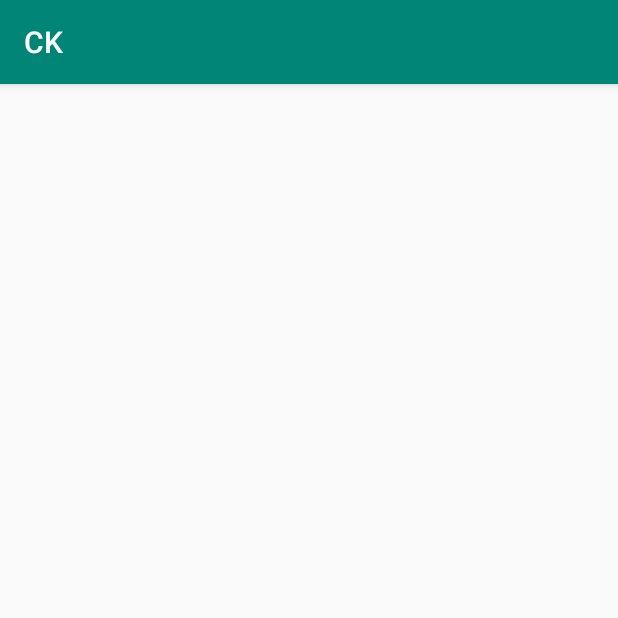
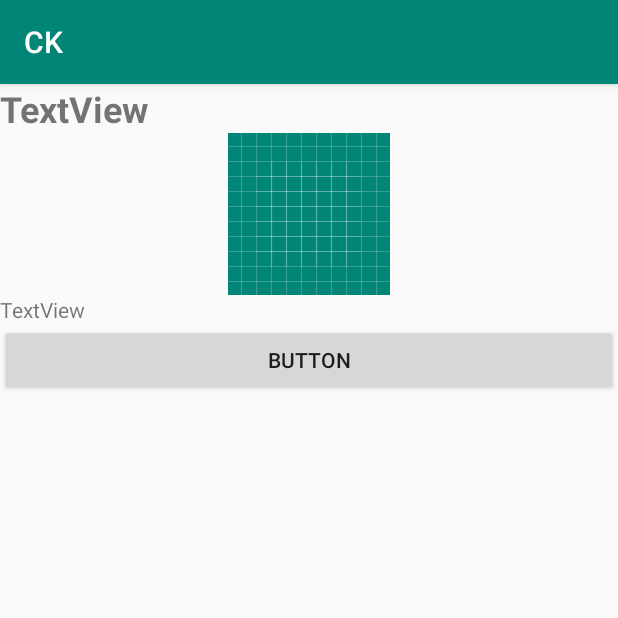
Before and after one commit to jenneyle/CK, an Android app: the Dashboard screen opened directly, with no data from a screen before it, on a phone screen of 412 x 824 dp, the top half of it. Run offline under Robolectric (Android 15) with nearby library versions, the phone set to English and light mode, and no system bars.

Commit message:
dashboard random button

```diff
--- a/app/src/main/java/com/example/ck/Dashboard.java
+++ b/app/src/main/java/com/example/ck/Dashboard.java
@@ -3,12 +3,58 @@ package com.example.ck;
 import androidx.appcompat.app.AppCompatActivity;
 
 import android.os.Bundle;
+import android.view.View;
+import android.widget.Button;
+import android.widget.ImageView;
+import android.widget.TextView;
+
+import java.util.Arrays;
+import java.util.Collections;
 
 public class Dashboard extends AppCompatActivity {
+    private TextView d_countryname;
+    private TextView d_countryfact;
+    private ImageView d_countryimage;
+    private Button factsBtn;
 
     @Override
     protected void onCreate(Bundle savedInstanceState) {
         super.onCreate(savedInstanceState);
         setContentView(R.layout.activity_dashboard);
+
+        //TODO: slider for random fact
+        d_countryname = findViewById(R.id.dash_country_name);
+        d_countryimage = findViewById(R.id.dash_country_image);
+        d_countryfact = findViewById(R.id.dash_country_fact);
+        factsBtn = findViewById(R.id.factsBtn);
+
+        //Button to generate random fact
+        factsBtn.setOnClickListener(new View.OnClickListener() {
+            @Override
+            public void onClick(View v) {
+                showRandomFact();
+            }
+        });
+
     }
+
+    public void showRandomFact(){
+        shuffleFacts();
+        d_countryname.setText(factArray[0].getDash_country_name());
+        d_countryfact.setText(factArray[0].getDash_country_fact());
+    }
+
+    Facts f01 = new Facts("Freeya", 1, "is cool");
+    Facts f02 = new Facts("Korea", 2, "is fun");
+    Facts f03 = new Facts("ko", 3, "is ");
+    Facts f04 = new Facts("sghs", 4, "isighsdg");
+
+    Facts [] factArray = new Facts[]{
+            f01, f02, f03, f04
+    };
+
+    public void shuffleFacts(){
+        Collections.shuffle(Arrays.asList(factArray));
+    }
+
 }
--- /dev/null
+++ b/app/src/main/java/com/example/ck/Facts.java
@@ -0,0 +1,27 @@
+package com.example.ck;
+
+public class Facts {
+    private String dash_country_name;
+    private int dash_country_image;
+    private String dash_country_fact;
+
+
+    public Facts(String dash_country_name, int dash_country_image, String dash_country_fact) {
+        this.dash_country_name = dash_country_name;
+        this.dash_country_image = dash_country_image;
+        this.dash_country_fact = dash_country_fact;
+
+    }
+
+    public String getDash_country_name() {
+        return dash_country_name;
+    }
+
+    public int getDash_country_image() {
+        return dash_country_image;
+    }
+
+    public String getDash_country_fact() {
+        return dash_country_fact;
+    }
+}
--- a/app/src/main/java/com/example/ck/MainActivity.java
+++ b/app/src/main/java/com/example/ck/MainActivity.java
@@ -43,7 +43,7 @@ public class MainActivity extends AppCompatActivity {
                 User testUser = SessionData.mUserDatabase.mUserDao().fetchOneUserByUserName(username.getText().toString());
 
                 if (password.getText().toString().equals(testUser.getPassword().toString())){
-                    startActivity(new Intent(MainActivity.this, SearchByFlagActivity.class));
+                    startActivity(new Intent(MainActivity.this, Dashboard.class));
                     // Login successful, creating user
                     SessionData.currentUser = testUser;
                     info.setText("Your login details are correct");
--- a/app/src/main/res/layout/activity_dashboard.xml
+++ b/app/src/main/res/layout/activity_dashboard.xml
@@ -1,9 +1,35 @@
 <?xml version="1.0" encoding="utf-8"?>
-<androidx.constraintlayout.widget.ConstraintLayout xmlns:android="http://schemas.android.com/apk/res/android"
+<LinearLayout xmlns:android="http://schemas.android.com/apk/res/android"
     xmlns:app="http://schemas.android.com/apk/res-auto"
     xmlns:tools="http://schemas.android.com/tools"
     android:layout_width="match_parent"
     android:layout_height="match_parent"
+    android:orientation="vertical"
     tools:context=".Dashboard">
 
-</androidx.constraintlayout.widget.ConstraintLayout>
+    <TextView
+        android:id="@+id/dash_country_name"
+        android:layout_width="match_parent"
+        android:layout_height="wrap_content"
+        android:text="TextView"
+        android:textSize="24sp"
+        android:textStyle="bold" />
+
+    <ImageView
+        android:id="@+id/dash_country_image"
+        android:layout_width="match_parent"
+        android:layout_height="wrap_content"
+        app:srcCompat="@drawable/ic_launcher_background" />
+
+    <TextView
+        android:id="@+id/dash_country_fact"
+        android:layout_width="match_parent"
+        android:layout_height="wrap_content"
+        android:text="TextView" />
+
+    <Button
+        android:id="@+id/factsBtn"
+        android:layout_width="match_parent"
+        android:layout_height="wrap_content"
+        android:text="Button" />
+</LinearLayout>
```
